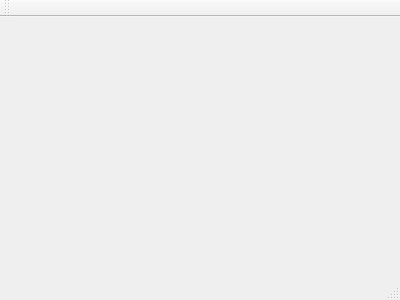
Old version of the form MainApp/mainwindow.ui in the repository jmruiza/Qt_Tests.
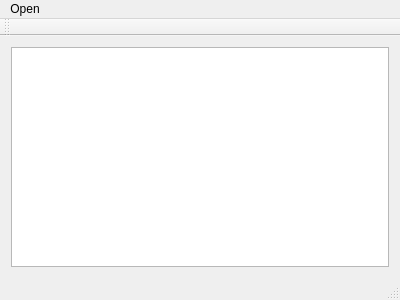
New version of the form.

Commit message:
Show MyLibrary1 output in textedit
To comprobate the use of library

```diff
--- a/MainApp/mainwindow.ui
+++ b/MainApp/mainwindow.ui
@@ -13,7 +13,22 @@
   <property name="windowTitle">
    <string>MainWindow</string>
   </property>
-  <widget class="QWidget" name="centralWidget"/>
+  <widget class="QWidget" name="centralWidget">
+   <layout class="QHBoxLayout" name="horizontalLayout">
+    <item>
+     <widget class="QTextEdit" name="textEdit">
+      <property name="font">
+       <font>
+        <family>Courier New</family>
+       </font>
+      </property>
+      <property name="readOnly">
+       <bool>true</bool>
+      </property>
+     </widget>
+    </item>
+   </layout>
+  </widget>
   <widget class="QMenuBar" name="menuBar">
    <property name="geometry">
     <rect>
@@ -23,6 +38,12 @@
      <height>21</height>
     </rect>
    </property>
+   <widget class="QMenu" name="menuOpen">
+    <property name="title">
+     <string>Open</string>
+    </property>
+   </widget>
+   <addaction name="menuOpen"/>
   </widget>
   <widget class="QToolBar" name="mainToolBar">
    <attribute name="toolBarArea">
```
The commit also changes 1 other file.
